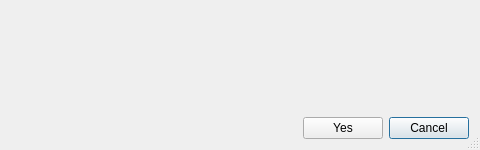
XROMMPackages/xmalab, file src/ui/ui-files/ConfirmationDialog.ui: the form before one commit; both pictures show x 245 to 725 and y 0 to 150 of the 725 by 150 pixel window.
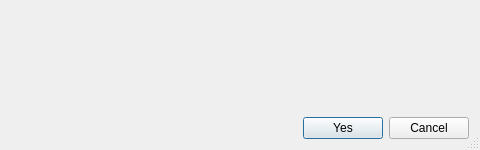
The form after the commit. Icons and pictures are not drawn.

Commit message: fixes #104 : OK is the default button

What changed in the file:
```diff
--- a/src/ui/ui-files/ConfirmationDialog.ui
+++ b/src/ui/ui-files/ConfirmationDialog.ui
@@ -32,6 +32,9 @@
      <property name="text">
       <string>Cancel</string>
      </property>
+     <property name="autoDefault">
+      <bool>false</bool>
+     </property>
     </widget>
    </item>
    <item row="1" column="2">
@@ -83,6 +86,9 @@
      <property name="text">
       <string>Yes</string>
      </property>
+     <property name="default">
+      <bool>true</bool>
+     </property>
     </widget>
    </item>
    <item row="0" column="0" rowspan="2">
```
